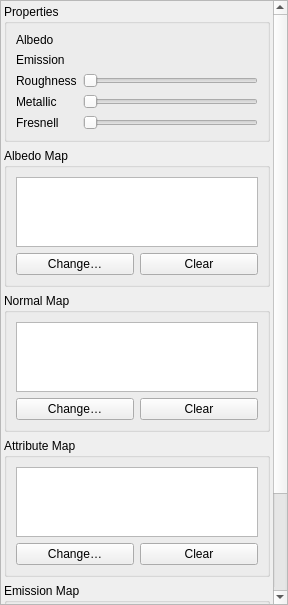
Before: the Qt Designer form MIEP/materialeditor.ui in ikskuh/acknext, drawn with Qt 5.
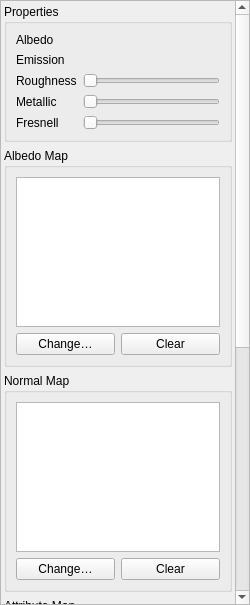
After: the same form once the commit is applied. Custom widgets are drawn as their Qt base class.

What changed in the file:
```diff
--- a/MIEP/materialeditor.ui
+++ b/MIEP/materialeditor.ui
@@ -6,13 +6,13 @@
    <rect>
     <x>0</x>
     <y>0</y>
-    <width>288</width>
+    <width>250</width>
     <height>605</height>
    </rect>
   </property>
   <property name="minimumSize">
    <size>
-    <width>120</width>
+    <width>250</width>
     <height>89</height>
    </size>
   </property>
@@ -23,6 +23,18 @@
    <string>&amp;Material</string>
   </property>
   <widget class="QWidget" name="dockWidgetContents">
+   <property name="sizePolicy">
+    <sizepolicy hsizetype="Expanding" vsizetype="Expanding">
+     <horstretch>0</horstretch>
+     <verstretch>0</verstretch>
+    </sizepolicy>
+   </property>
+   <property name="minimumSize">
+    <size>
+     <width>0</width>
+     <height>0</height>
+    </size>
+   </property>
    <layout class="QVBoxLayout" name="verticalLayout">
     <property name="spacing">
      <number>0</number>
@@ -41,6 +53,12 @@
     </property>
     <item>
      <widget class="QScrollArea" name="scrollArea">
+      <property name="minimumSize">
+       <size>
+        <width>0</width>
+        <height>0</height>
+       </size>
+      </property>
       <property name="verticalScrollBarPolicy">
        <enum>Qt::ScrollBarAlwaysOn</enum>
       </property>
@@ -55,8 +73,8 @@
         <rect>
          <x>0</x>
          <y>0</y>
-         <width>272</width>
-         <height>743</height>
+         <width>234</width>
+         <height>1063</height>
         </rect>
        </property>
        <layout class="QVBoxLayout" name="verticalLayout_2">
@@ -157,6 +175,12 @@
           <layout class="QVBoxLayout" name="verticalLayout_3">
            <item>
             <widget class="ImageView" name="albedoMap">
+             <property name="minimumSize">
+              <size>
+               <width>150</width>
+               <height>150</height>
+              </size>
+             </property>
              <property name="interactive">
               <bool>false</bool>
              </property>
@@ -197,6 +221,12 @@
           <layout class="QVBoxLayout" name="verticalLayout_4">
            <item>
             <widget class="ImageView" name="normalMap">
+             <property name="minimumSize">
+              <size>
+               <width>150</width>
+               <height>150</height>
+              </size>
+             </property>
              <property name="interactive">
               <bool>false</bool>
              </property>
@@ -237,6 +267,12 @@
           <layout class="QVBoxLayout" name="verticalLayout_5">
            <item>
             <widget class="ImageView" name="attributeMap">
+             <property name="minimumSize">
+              <size>
+               <width>150</width>
+               <height>150</height>
+              </size>
+             </property>
              <property name="interactive">
               <bool>false</bool>
              </property>
@@ -277,6 +313,12 @@
           <layout class="QVBoxLayout" name="verticalLayout_6">
            <item>
             <widget class="ImageView" name="emissionMap">
+             <property name="minimumSize">
+              <size>
+               <width>150</width>
+               <height>150</height>
+              </size>
+             </property>
              <property name="interactive">
               <bool>false</bool>
              </property>
```
